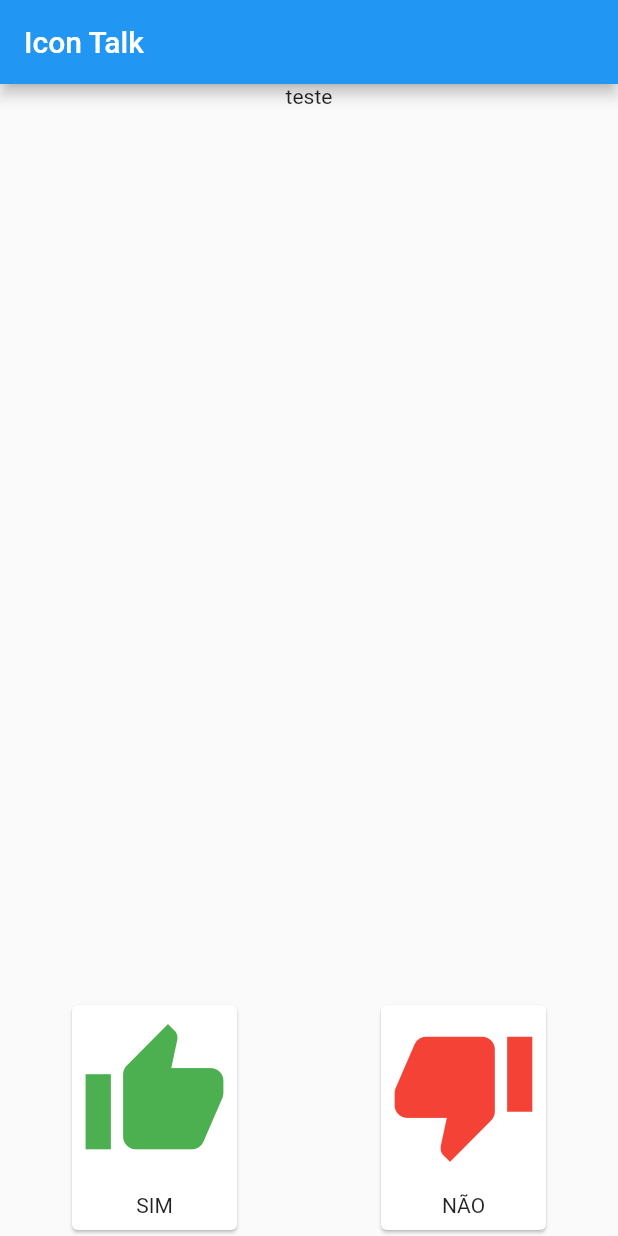
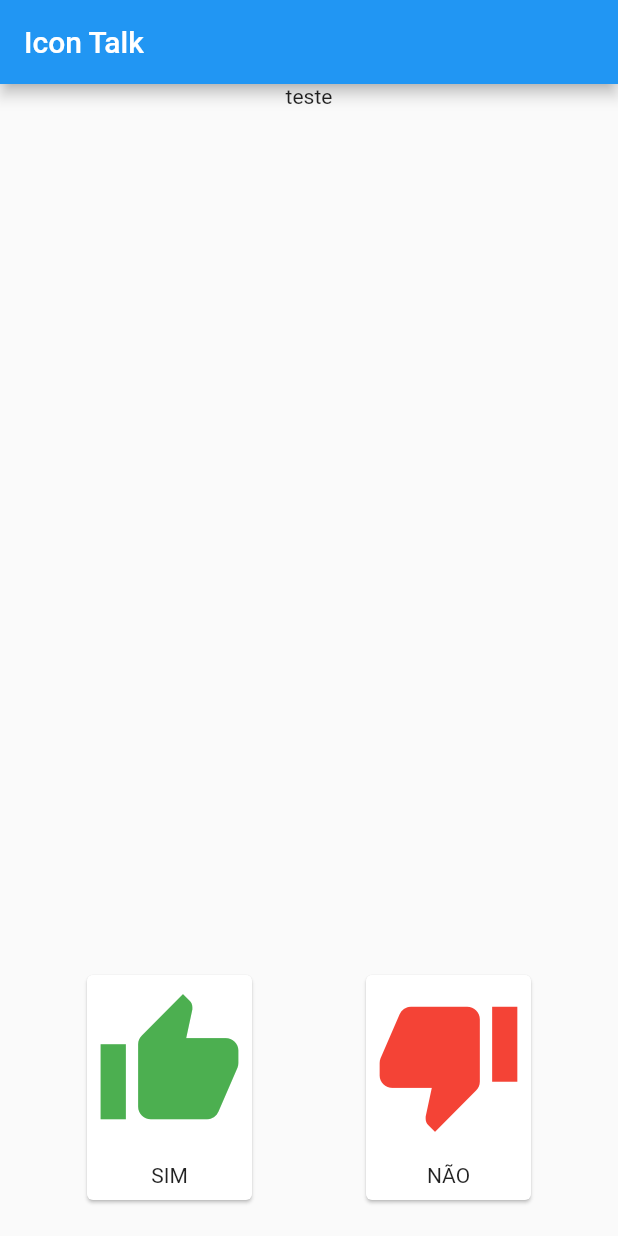
Before and after one commit to asodemolay/IconTalk, a Flutter app: the screen it shows after launch, on a phone screen of 412 x 824 dp. Run offline on Flutter 3.47's test engine with Material 2 defaults, Android fonts, the phone set to English and light mode, and no system bars; our stand-ins replace flutter_tts.

Commit message:
Margin adjutment

```diff
--- a/lib/pages/home.dart
+++ b/lib/pages/home.dart
@@ -15,7 +15,11 @@ class _HomeState extends State<Home> {
       appBar: AppBar(
         title: Text(widget.title),
       ),
-      body: const ZonesList(),
+      body: const Padding(
+        padding: EdgeInsets.fromLTRB(20, 0, 20, 20),
+        child: ZonesList(),
+      ),
+
       // floatingActionButton: FloatingActionButton(
       //   onPressed: _incrementCounter,
       //   tooltip: 'Increment',
```
